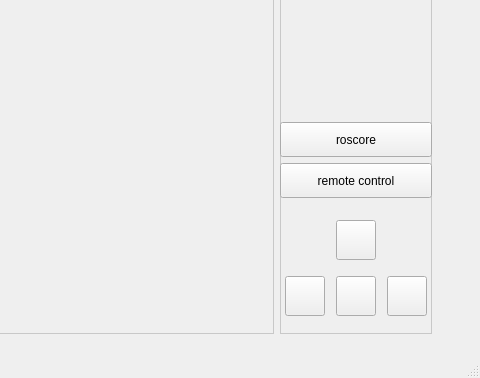
Before: the Qt Designer form robot_gui/mainwindow.ui in CastielLiu/robotGui, drawn with Qt 5; both pictures show x 420 to 900 and y 121 to 499 of the 900 by 499 pixel window.
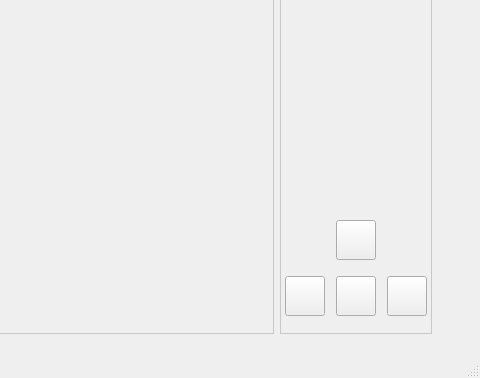
After: the same form once the commit is applied. Icons and pictures are not drawn. Custom widgets are drawn as their Qt base class.

Patch:
```diff
--- a/robot_gui/mainwindow.ui
+++ b/robot_gui/mainwindow.ui
@@ -267,32 +267,6 @@
                     </property>
                    </spacer>
                   </item>
-                  <item>
-                   <widget class="QPushButton" name="pushButton_roscore">
-                    <property name="minimumSize">
-                     <size>
-                      <width>0</width>
-                      <height>35</height>
-                     </size>
-                    </property>
-                    <property name="text">
-                     <string>roscore</string>
-                    </property>
-                   </widget>
-                  </item>
-                  <item>
-                   <widget class="QPushButton" name="pushButton_remoteCtrl">
-                    <property name="minimumSize">
-                     <size>
-                      <width>0</width>
-                      <height>35</height>
-                     </size>
-                    </property>
-                    <property name="text">
-                     <string>remote control</string>
-                    </property>
-                   </widget>
-                  </item>
                  </layout>
                 </widget>
                </item>
```
